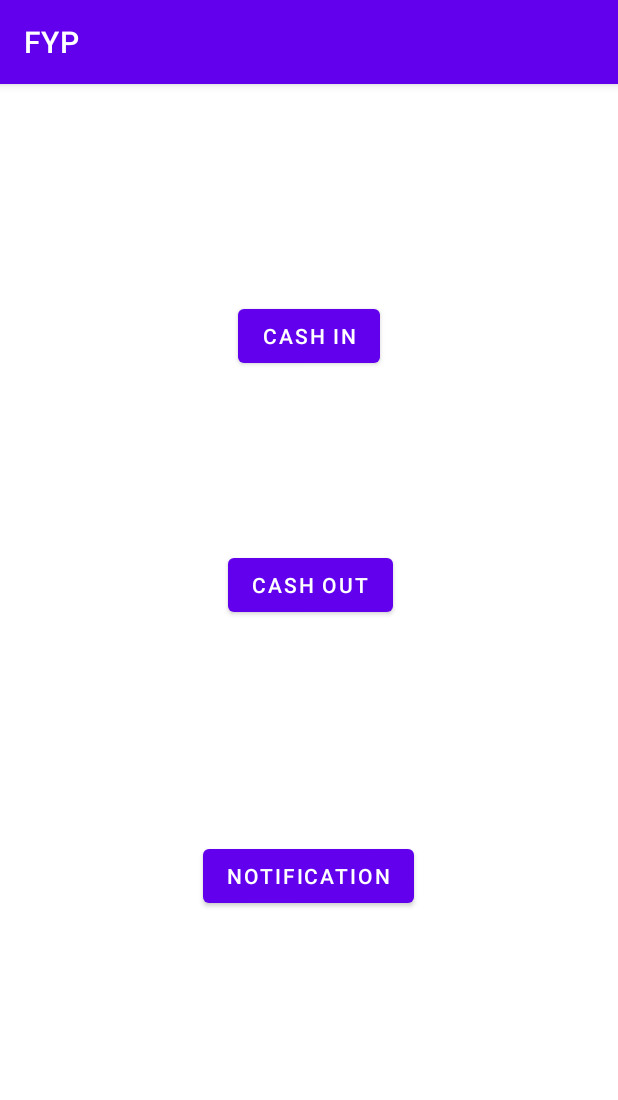
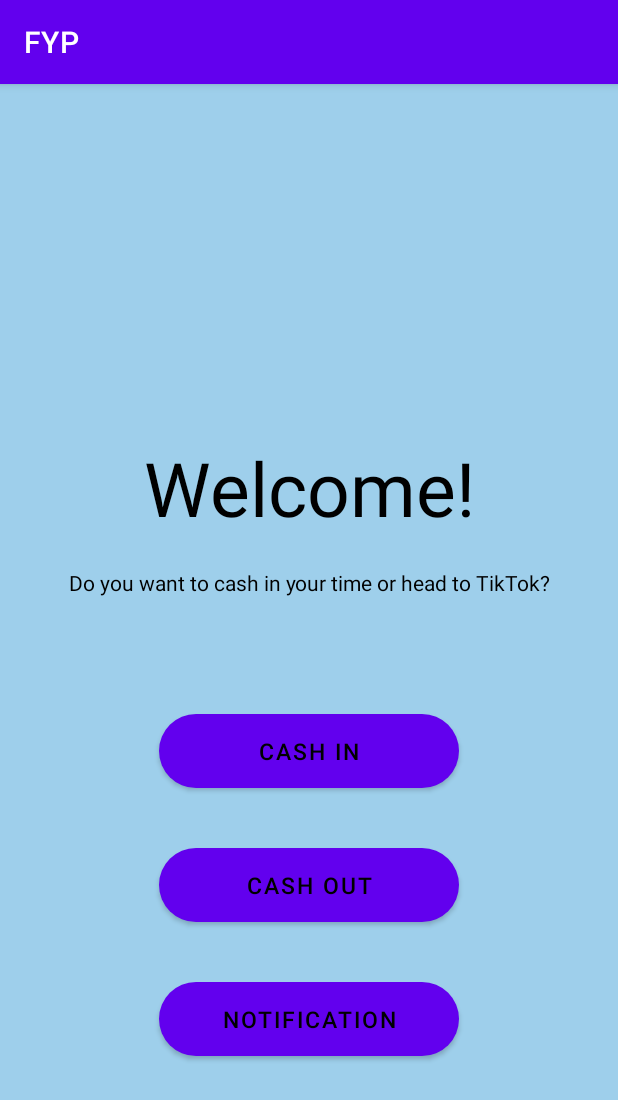
Before and after one commit to samliu000/FYP, an Android app: the screen it shows after launch (MainActivity), on a phone screen of 412 x 824 dp. Shown: the top 1100 px of the screen. Run offline under Robolectric (Android 15) with nearby library versions, the phone set to English and light mode, and no system bars.

Commit message:
UI edits- background colors & rearranged buttons

```diff
--- /dev/null
+++ b/app/src/main/res/drawable/rounded_button_white.xml
@@ -0,0 +1,12 @@
+<?xml version="1.0" encoding="utf-8"?>
+<selector xmlns:android="http://schemas.android.com/apk/res/android">
+<item>
+    <shape
+        android:shape="rectangle">
+        <corners
+            android:radius="40dp"/>
+        <solid
+            android:color="#ffffff"/>
+    </shape>
+</item>
+</selector>
--- a/app/src/main/res/layout/activity_main.xml
+++ b/app/src/main/res/layout/activity_main.xml
@@ -1,39 +1,82 @@
 <?xml version="1.0" encoding="utf-8"?>
-<RelativeLayout xmlns:android="http://schemas.android.com/apk/res/android"
+<RelativeLayout
+    xmlns:android="http://schemas.android.com/apk/res/android"
     xmlns:app="http://schemas.android.com/apk/res-auto"
     xmlns:tools="http://schemas.android.com/tools"
     android:layout_width="match_parent"
     android:layout_height="match_parent"
+    android:background="@color/light_blue"
     tools:context=".MainActivity">
 
+    <LinearLayout
+        android:layout_width="match_parent"
+        android:layout_height="wrap_content"
+        android:layout_alignParentBottom="true"
+        android:layout_centerHorizontal="true"
+        android:layout_marginStart="30dp"
+        android:layout_marginTop="30dp"
+        android:layout_marginEnd="30dp"
+        android:layout_marginBottom="100dp"
+        android:orientation="vertical">
 
-    <Button
-        android:id="@+id/bt_notification"
-        android:layout_width="wrap_content"
-        android:layout_height="wrap_content"
-        android:layout_alignParentTop="true"
-        android:layout_centerHorizontal="true"
-        android:layout_marginTop="504dp"
-        android:text="notification" />
+        <TextView
+            android:id="@+id/welcome_text"
+            android:layout_width="match_parent"
+            android:layout_height="wrap_content"
+            android:layout_marginTop="20dp"
+            android:gravity="center"
+            android:padding="12dp"
+            android:text="Welcome!"
+            android:textColor="@color/black"
+            android:textSize="50sp" />
 
-    <Button
-        android:id="@+id/cashOutButton"
-        android:layout_width="wrap_content"
-        android:layout_height="wrap_content"
-        android:layout_alignParentStart="true"
-        android:layout_alignParentTop="true"
-        android:layout_centerHorizontal="true"
-        android:layout_marginStart="152dp"
-        android:layout_marginTop="310dp"
-        android:text="Cash Out" />
+        <TextView
+            android:id="@+id/subtitle"
+            android:layout_width="match_parent"
+            android:layout_height="wrap_content"
+            android:layout_marginBottom="50dp"
+            android:gravity="center"
+            android:padding="8dp"
+            android:text="Do you want to cash in your time or head to TikTok?"
+            android:textColor="@color/black"
+            android:textSize="14sp" />
 
-    <Button
-        android:id="@+id/cashInButton"
-        android:layout_width="wrap_content"
-        android:layout_height="wrap_content"
-        android:layout_alignParentTop="true"
-        android:layout_centerHorizontal="true"
-        android:layout_marginTop="144dp"
-        android:text="Cash In" />
+        <Button
+            android:id="@+id/cashInButton"
+            android:layout_width="200dp"
+            android:layout_height="wrap_content"
+            android:layout_gravity="center"
+            android:layout_margin="20dp"
+            android:background="@drawable/rounded_button_white"
+            android:padding="8dp"
+            android:text="Cash In"
+            android:textColor="@color/black"
+            android:textSize="15sp" />
+
+        <Button
+            android:id="@+id/cashOutButton"
+            android:layout_width="200dp"
+            android:layout_height="wrap_content"
+            android:layout_gravity="center"
+            android:layout_margin="20dp"
+            android:background="@drawable/rounded_button_white"
+            android:padding="8dp"
+            android:text="Cash Out"
+            android:textColor="@color/black"
+            android:textSize="15sp" />
+
+        <Button
+            android:id="@+id/bt_notification"
+            android:layout_width="200dp"
+            android:layout_height="wrap_content"
+            android:layout_gravity="center"
+            android:layout_margin="20dp"
+            android:background="@drawable/rounded_button_white"
+            android:padding="8dp"
+            android:text="Notification"
+            android:textColor="@color/black"
+            android:textSize="15sp" />
+
+    </LinearLayout>
 
 </RelativeLayout>
--- a/app/src/main/res/values/colors.xml
+++ b/app/src/main/res/values/colors.xml
@@ -7,4 +7,5 @@
     <color name="teal_700">#FF018786</color>
     <color name="black">#FF000000</color>
     <color name="white">#FFFFFFFF</color>
+    <color name="light_blue">#9ECFEB</color>
 </resources>
```
Also changed, not shown: app/src/main/AndroidManifest.xml (+14 -2 lines), app/src/main/res/layout/activity_cash_in_page.xml (+56 -28 lines), app/src/main/res/layout/activity_cash_out_page.xml (+60 -21 lines).
